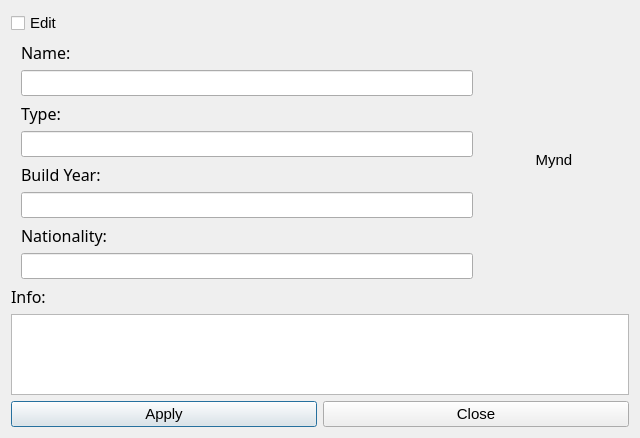
Fanarito/VLN1, file infopagecomp.ui: the form before one commit.
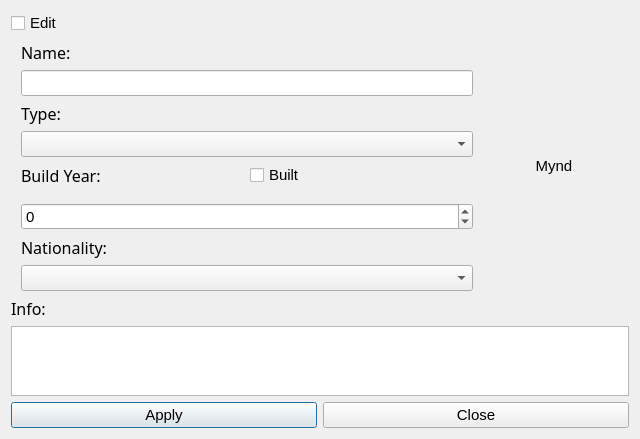
The form after the commit.

Commit message: added change person and change computer in info

What changed in the file:
```diff
--- a/infopagecomp.ui
+++ b/infopagecomp.ui
@@ -37,6 +37,11 @@
         <number>10</number>
        </property>
        <item>
+        <layout class="QHBoxLayout" name="horizontalLayout_2">
+         <property name="bottomMargin">
+          <number>0</number>
+         </property>
+         <item>
         <widget class="QLabel" name="label_6">
          <property name="font">
           <font>
@@ -50,9 +55,23 @@
         </widget>
        </item>
        <item>
+          <widget class="QLabel" name="InfoCompErrName">
+           <property name="text">
+            <string/>
+           </property>
+          </widget>
+         </item>
+        </layout>
+       </item>
+       <item>
         <widget class="QLineEdit" name="infoCompName"/>
        </item>
        <item>
+        <layout class="QHBoxLayout" name="horizontalLayout_4">
+         <property name="topMargin">
+          <number>0</number>
+         </property>
+         <item>
         <widget class="QLabel" name="label_8">
          <property name="font">
           <font>
@@ -66,8 +85,22 @@
         </widget>
        </item>
        <item>
-        <widget class="QLineEdit" name="infoCompType"/>
-       </item>
+          <widget class="QLabel" name="InfoCompErrType">
+           <property name="text">
+            <string/>
+           </property>
+          </widget>
+         </item>
+        </layout>
+       </item>
+       <item>
+        <widget class="QComboBox" name="infoCompType"/>
+       </item>
+       <item>
+        <layout class="QHBoxLayout" name="horizontalLayout_5">
+         <property name="bottomMargin">
+          <number>10</number>
+         </property>
        <item>
         <widget class="QLabel" name="label_9">
          <property name="font">
@@ -82,7 +115,23 @@
         </widget>
        </item>
        <item>
-        <widget class="QLineEdit" name="infoCompBuiltYear"/>
+          <widget class="QCheckBox" name="InfoCompBuilt">
+           <property name="text">
+            <string>Built</string>
+           </property>
+          </widget>
+         </item>
+        </layout>
+       </item>
+       <item>
+        <widget class="QSpinBox" name="infoCompBuiltYear">
+         <property name="minimum">
+          <number>-2016</number>
+         </property>
+         <property name="maximum">
+          <number>2016</number>
+         </property>
+        </widget>
        </item>
        <item>
         <widget class="QLabel" name="label_11">
@@ -98,7 +147,7 @@
         </widget>
        </item>
        <item>
-        <widget class="QLineEdit" name="infoCompNationality"/>
+        <widget class="QComboBox" name="infoCompNationality"/>
        </item>
       </layout>
      </item>
```
Lines whose indentation alone changed are shown as unchanged. The commit also changes 13 other files.
